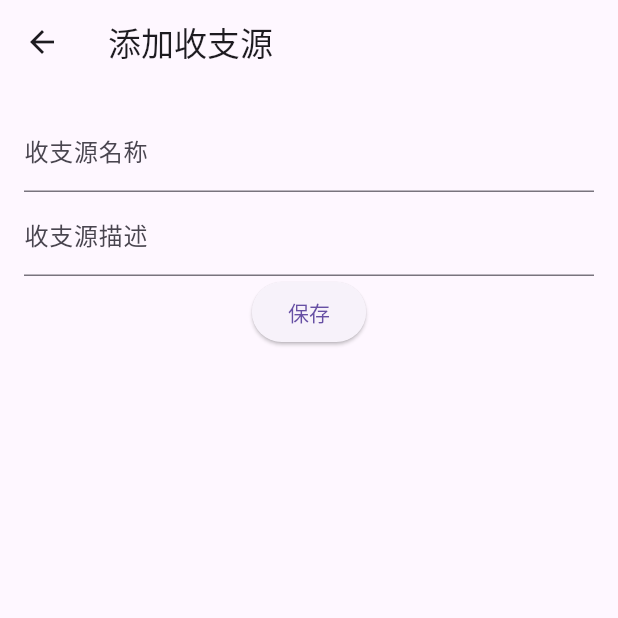
After one commit to ZWN2001/multi_source_bill, a Flutter app: the AddDataSourcePage screen opened directly, on a phone screen of 412 x 824 dp, the top half of it. The commit adds this screen. Run offline on Flutter 3.47's test engine with Material 3 defaults, Android fonts, the phone set to English and light mode, and no system bars; our stand-ins replace flutter_zoom_drawer, hive_flutter, syncfusion_flutter_charts; accounts and stored records are empty.

Commit message:
增加投资源，删除

```diff
--- a/lib/main.dart
+++ b/lib/main.dart
@@ -23,6 +23,7 @@ class MyApp extends StatelessWidget {
         visualDensity: VisualDensity.adaptivePlatformDensity,
       ),
       home: const MainPage(),
+
     );
   }
 }
--- /dev/null
+++ b/lib/page/add_data_item_page.dart
@@ -0,0 +1,43 @@
+import 'package:flutter/cupertino.dart';
+import 'package:flutter/material.dart';
+
+class AddDataSourcePage extends StatefulWidget {
+  const AddDataSourcePage({super.key});
+
+  @override
+  AddDataSourcePageState createState() => AddDataSourcePageState();
+}
+
+class AddDataSourcePageState extends State<AddDataSourcePage>{
+  @override
+  Widget build(BuildContext context) {
+    return Scaffold(
+      appBar: AppBar(
+        title: const Text('添加收支源'),
+      ),
+      body: Container(
+        margin: const EdgeInsets.fromLTRB(16, 16, 16, 0),
+        child: Column(
+          children: [
+            TextField(
+              decoration: const InputDecoration(
+                labelText: '收支源名称',
+              ),
+            ),
+            TextField(
+              decoration: const InputDecoration(
+                labelText: '收支源描述',
+              ),
+            ),
+            ElevatedButton(
+              onPressed: () {
+                Navigator.of(context).pop();
+              },
+              child: const Text('保存'),
+            )
+          ],
+        ),
+      ),
+    );
+  }
+}
--- a/lib/test_cases.dart
+++ b/lib/test_cases.dart
@@ -3,6 +3,7 @@ import 'entity/line_chart_data.dart';
 
 class TestCases{
 
+  static DataOverview all =DataOverview(amount: 1300.0, amountLast: 1100,chartData: chartData, source: '总');
   static List<LineChartData> chartData = [
     LineChartData(
        '1',
@@ -47,7 +48,7 @@ class TestCases{
   ];
 
   static List<DataOverview> dataOverviews = [
-    DataOverview(amount: 1300.0, amountLast: 1100,chartData: chartData, source: '总'),
+
     DataOverview(amount: 1300.0, amountLast: 1100,chartData: chartData, source: 'buff'),
     DataOverview(amount: 1300.0, amountLast: 1100,chartData: chartData, source: '中银'),
     DataOverview(amount: 1300.0, amountLast: 1100,chartData: chartData, source: '工行'),
--- a/lib/utils/store.dart
+++ b/lib/utils/store.dart
@@ -8,11 +8,13 @@ import '../entity/data_overview.dart';
 /// Non-SQL K-V Storage
 class Store {
   static late Box _dataOverviewBox;
+  static late Box _allAmountBox;
 
   static bool _initialized = false;
 
   ///工具箱的持久化存储,key以 模块:key名称:类型 规范放入(类型仅作辅助判断)
   static Box get dataOverviewBox => _dataOverviewBox;
+  static Box get allAmountBox => _allAmountBox;
 
   static Future<void> initialize() async {
     if (_initialized) {
@@ -20,7 +22,8 @@ class Store {
     }
     String? subDir;
     await Hive.initFlutter(subDir);
-    _dataOverviewBox = await Hive.openBox('tool');
+    _dataOverviewBox = await Hive.openBox('dataOverviewBox');
+    _allAmountBox = await Hive.openBox('allAmountBox');
     _initialized = true;
   }
 
@@ -28,6 +31,7 @@ class Store {
     for (var element in TestCases.dataOverviews) {
       _dataOverviewBox.put(element.source, element.toJson());
     }
+    _allAmountBox.put('all', TestCases.all.toJson());
   }
 
   // static bool containsKey(String key) {
```
Also changed, not shown: lib/api/api.dart (+9 -0 lines), lib/page/add_amount_data_page.dart (added, +15 -0 lines), lib/page/home_page.dart (+80 -15 lines), lib/page/menu_page.dart (+36 -5 lines), lib/widget/cards/data_overview_card.dart (+57 -1 lines).
